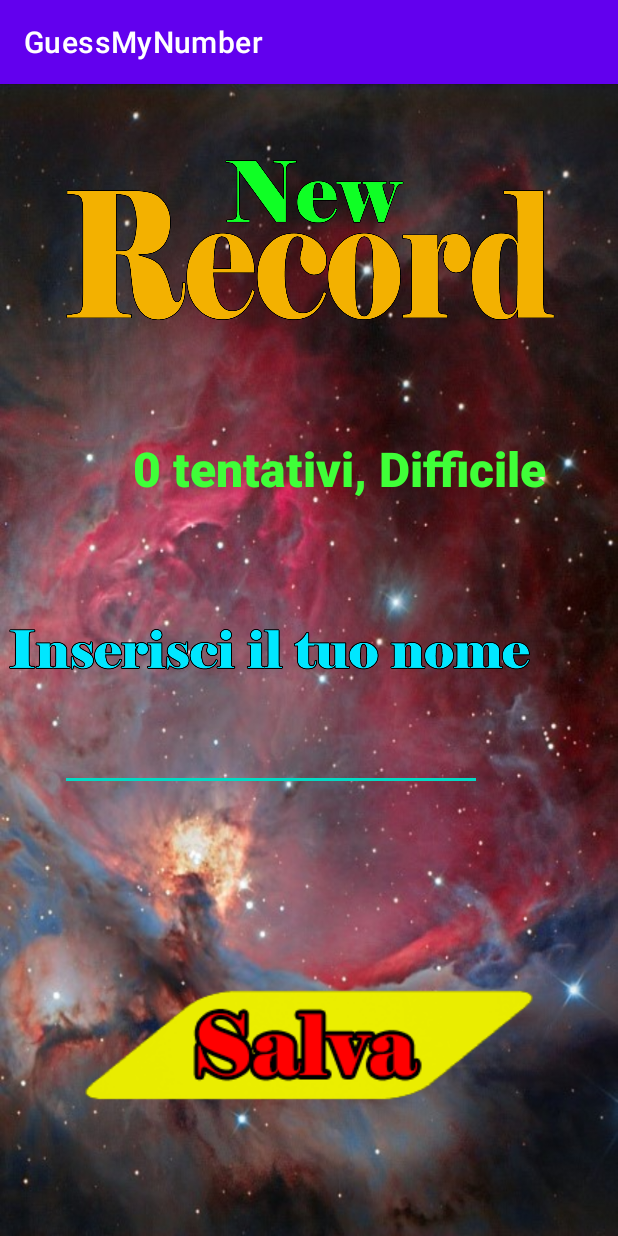
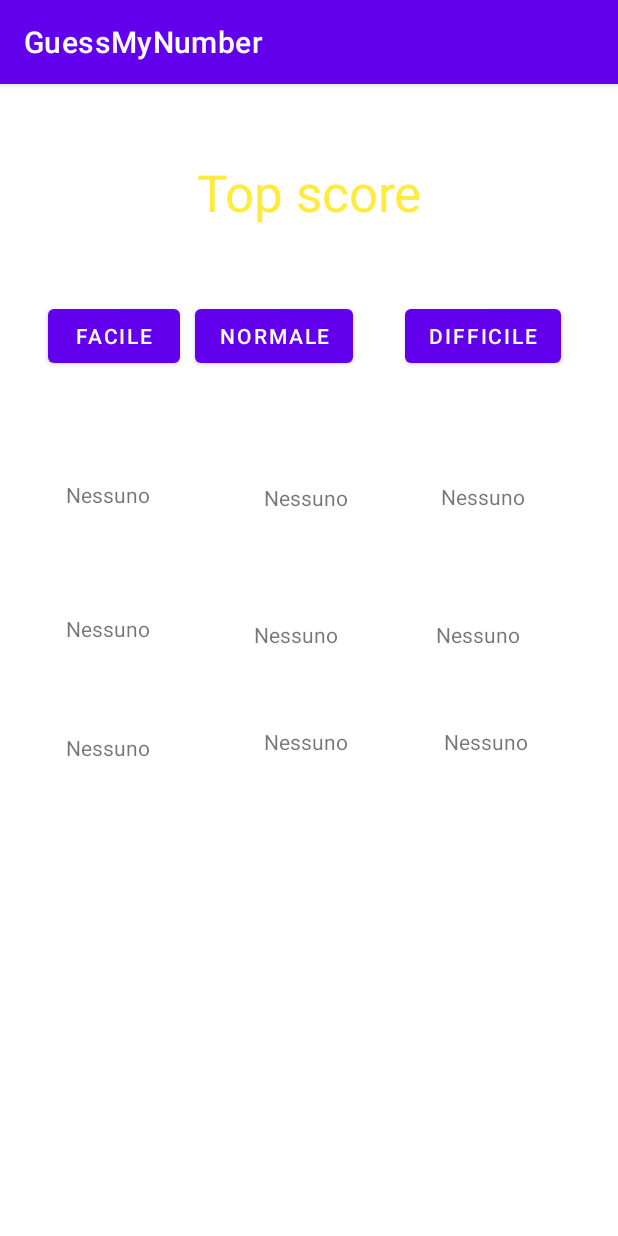
Before and after one commit to Timour-Ilyas/GuessMyNumber, an Android app: the screen it shows after launch (ActivityRecord before the commit, ActivityPodio after it), after a tap on "@top_score", on a phone screen of 412 x 824 dp. Run offline under Robolectric (Android 15) with nearby library versions, the light colour scheme and no system bars.

Commit message:
Terminazione programma

```diff
--- a/app/src/main/java/com/example/guessmynumber/ActivityDiGioco.java
+++ b/app/src/main/java/com/example/guessmynumber/ActivityDiGioco.java
@@ -21,7 +21,7 @@ import java.util.TimerTask;
 public class ActivityDiGioco extends AppCompatActivity {
     public static int stato = 1;
     public static int contatore;
-    public static double tempoImpiegato = 0.0;
+    public static double tempoImpiegato;
 
     private int massimoInserimento = 0;
     private int numeroMassimoGenerabile = 0;
@@ -72,6 +72,7 @@ public class ActivityDiGioco extends AppCompatActivity {
 
         //timerText = (TextView) findViewById(R.id.cronometroLabel);
         timer = new Timer();
+        tempoImpiegato = 0;
         timerTask = new TimerTask() {
             @Override
             public void run() {
@@ -309,9 +310,12 @@ public class ActivityDiGioco extends AppCompatActivity {
                     }
                 }
 
+                System.out.println("Tabella di gioco: \n" + contenutoFile);
                 if(!record)//Se nel file c'era già qualche record, si comparano con il nuovo valore
                     record = controlloRecord(contenutoFile.toString());
 
+                if(stato == 2)
+                    record = false;
                 if(record){//Se è record viene chiamata la finestra di record
                     Intent i = new Intent(this, ActivityRecord.class);
                     startActivity(i);
--- a/app/src/main/java/com/example/guessmynumber/ActivityRecord.java
+++ b/app/src/main/java/com/example/guessmynumber/ActivityRecord.java
@@ -108,7 +108,7 @@ public class ActivityRecord extends AppCompatActivity {
                          *      2: Numero tentativi
                          *      3: Tempo
                          */
-                        System.out.println("Tabella1:\n" + stampaTabella());
+                        System.out.println("Tabella1:\n" + contenutoFile);
                         if(String.valueOf(estraiValore(2,2))== "" || ActivityDiGioco.contatore < Integer.parseInt(estraiValore(2,2))){
                             if(String.valueOf(estraiValore(1,2))== "" || ActivityDiGioco.contatore < Integer.parseInt(estraiValore(1,2))){
                                 //Prima posizione
@@ -139,7 +139,7 @@ public class ActivityRecord extends AppCompatActivity {
                         }
                     }
 
-                    System.out.println("Tabella2:\n" + stampaTabella());
+                    System.out.println("Tabella2:\n" + contenutoFile);
                     openActivityScore();
                 }else Toast.makeText(ActivityRecord.this, "Inserisci un nome", Toast.LENGTH_SHORT).show();
             }
--- a/app/src/main/java/com/example/guessmynumber/MainActivity.java
+++ b/app/src/main/java/com/example/guessmynumber/MainActivity.java
@@ -71,7 +71,7 @@ public class MainActivity extends AppCompatActivity {
     }
 
     private void openActivityScore(){
-        Intent i = new Intent( this, ActivityRecord.class);
+        Intent i = new Intent( this, ActivityPodio.class);
         startActivity(i);
     }
 }
--- a/app/src/main/res/layout/activity_podio.xml
+++ b/app/src/main/res/layout/activity_podio.xml
@@ -4,5 +4,145 @@
     xmlns:tools="http://schemas.android.com/tools"
     android:layout_width="match_parent"
     android:layout_height="match_parent"
+    app:layout_anchorGravity="center"
     tools:context=".ActivityPodio">
+
+    <Button
+        android:id="@+id/button"
+        android:layout_width="wrap_content"
+        android:layout_height="wrap_content"
+        android:layout_marginStart="32dp"
+        android:layout_marginTop="144dp"
+        android:text="Facile"
+        app:layout_constraintStart_toStartOf="parent"
+        app:layout_constraintTop_toTopOf="parent" />
+
+    <Button
+        android:id="@+id/button2"
+        android:layout_width="wrap_content"
+        android:layout_height="wrap_content"
+        android:layout_marginStart="10dp"
+        android:layout_marginTop="144dp"
+        android:text="Normale"
+        app:layout_constraintEnd_toEndOf="parent"
+        app:layout_constraintHorizontal_bias="0.0"
+        app:layout_constraintStart_toEndOf="@+id/button"
+        app:layout_constraintTop_toTopOf="parent" />
+
+    <Button
+        android:id="@+id/button3"
+        android:layout_width="wrap_content"
+        android:layout_height="wrap_content"
+        android:layout_marginTop="144dp"
+        android:text="Difficile"
+        app:layout_constraintEnd_toEndOf="parent"
+        app:layout_constraintHorizontal_bias="0.476"
+        app:layout_constraintStart_toEndOf="@+id/button2"
+        app:layout_constraintTop_toTopOf="parent" />
+
+    <TextView
+        android:id="@+id/textView2"
+        android:layout_width="wrap_content"
+        android:layout_height="wrap_content"
+        android:gravity="center"
+        android:text="Top score"
+        android:textColor="#FFEB3B"
+        android:textSize="34sp"
+        app:layout_constraintBottom_toTopOf="@+id/button2"
+        app:layout_constraintEnd_toEndOf="parent"
+        app:layout_constraintStart_toStartOf="parent"
+        app:layout_constraintTop_toTopOf="parent" />
+
+    <TextView
+        android:id="@+id/textView4"
+        android:layout_width="wrap_content"
+        android:layout_height="wrap_content"
+        android:layout_marginStart="44dp"
+        android:text="Nessuno"
+        app:layout_constraintBottom_toTopOf="@+id/textView6"
+        app:layout_constraintStart_toStartOf="parent"
+        app:layout_constraintTop_toBottomOf="@+id/button"
+        app:layout_constraintVertical_bias="0.505" />
+
+    <TextView
+        android:id="@+id/textView5"
+        android:layout_width="wrap_content"
+        android:layout_height="wrap_content"
+        android:layout_marginStart="76dp"
+        android:text="Nessuno"
+        app:layout_constraintBottom_toTopOf="@+id/textView8"
+        app:layout_constraintStart_toEndOf="@+id/textView4"
+        app:layout_constraintTop_toBottomOf="@+id/button2"
+        app:layout_constraintVertical_bias="0.505" />
+
+    <TextView
+        android:id="@+id/textView6"
+        android:layout_width="61dp"
+        android:layout_height="23dp"
+        android:layout_marginStart="44dp"
+        android:layout_marginBottom="56dp"
+        android:text="Nessuno"
+        app:layout_constraintBottom_toTopOf="@+id/textView7"
+        app:layout_constraintStart_toStartOf="parent" />
+
+    <TextView
+        android:id="@+id/textView7"
+        android:layout_width="wrap_content"
+        android:layout_height="wrap_content"
+        android:layout_marginStart="44dp"
+        android:layout_marginBottom="316dp"
+        android:text="Nessuno"
+        app:layout_constraintBottom_toBottomOf="parent"
+        app:layout_constraintStart_toStartOf="parent" />
+
+    <TextView
+        android:id="@+id/textView8"
+        android:layout_width="wrap_content"
+        android:layout_height="wrap_content"
+        android:layout_marginStart="64dp"
+        android:layout_marginBottom="52dp"
+        android:text="Nessuno"
+        app:layout_constraintBottom_toTopOf="@+id/textView9"
+        app:layout_constraintStart_toEndOf="@+id/textView6" />
+
+    <TextView
+        android:id="@+id/textView9"
+        android:layout_width="wrap_content"
+        android:layout_height="wrap_content"
+        android:layout_marginStart="76dp"
+        android:layout_marginBottom="320dp"
+        android:text="Nessuno"
+        app:layout_constraintBottom_toBottomOf="parent"
+        app:layout_constraintStart_toEndOf="@+id/textView7" />
+
+    <TextView
+        android:id="@+id/textView10"
+        android:layout_width="wrap_content"
+        android:layout_height="wrap_content"
+        android:text="Nessuno"
+        app:layout_constraintBottom_toTopOf="@+id/textView11"
+        app:layout_constraintEnd_toEndOf="parent"
+        app:layout_constraintStart_toEndOf="@+id/textView5"
+        app:layout_constraintTop_toBottomOf="@+id/button3" />
+
+    <TextView
+        android:id="@+id/textView11"
+        android:layout_width="wrap_content"
+        android:layout_height="wrap_content"
+        android:layout_marginBottom="52dp"
+        android:text="Nessuno"
+        app:layout_constraintBottom_toTopOf="@+id/textView12"
+        app:layout_constraintEnd_toEndOf="parent"
+        app:layout_constraintStart_toEndOf="@+id/textView8" />
+
+    <TextView
+        android:id="@+id/textView12"
+        android:layout_width="wrap_content"
+        android:layout_height="wrap_content"
+        android:layout_marginBottom="320dp"
+        android:text="Nessuno"
+        app:layout_constraintBottom_toBottomOf="parent"
+        app:layout_constraintEnd_toEndOf="parent"
+        app:layout_constraintHorizontal_bias="0.515"
+        app:layout_constraintStart_toEndOf="@+id/textView9" />
 </androidx.constraintlayout.widget.ConstraintLayout>
```
